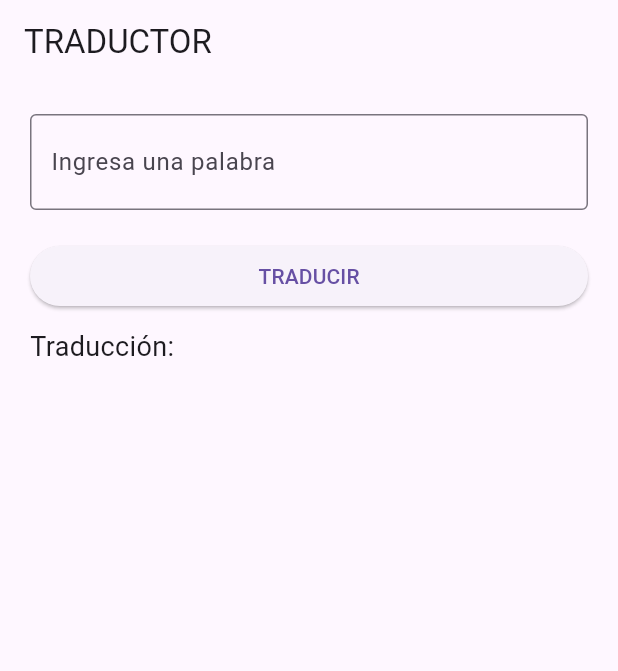
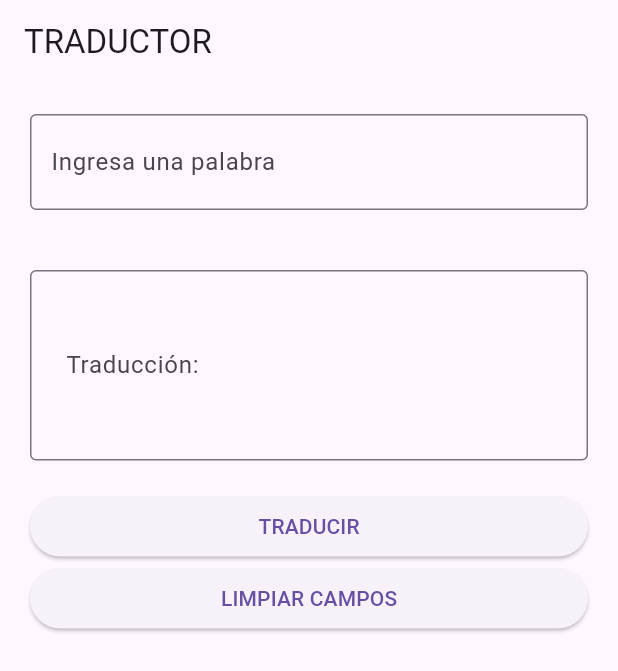
Before and after one commit to jpaco10/google_translate, a Flutter app: the screen it shows after launch, on a phone screen of 412 x 824 dp. Shown: the top 671 px of the screen. Run offline on Flutter 3.47's test engine with Material 3 defaults, Android fonts, the phone set to English and light mode, and no system bars; missing offline and left inert: google_translate.

Commit message:
cuarto commit

```diff
--- a/lib/main.dart
+++ b/lib/main.dart
@@ -17,6 +17,7 @@ class MyApp extends StatelessWidget {
   @override
   Widget build(BuildContext context) {
     return MaterialApp(
+      debugShowCheckedModeBanner: false,
       title: 'Google Translation App',
       home: TranslationPage(),
     );
@@ -24,7 +25,7 @@ class MyApp extends StatelessWidget {
 }
 
 class TranslationPage extends StatefulWidget {
-  const TranslationPage({super.key});
+  const TranslationPage({Key? key}) : super(key: key);
 
   @override
   _TranslationPageState createState() => _TranslationPageState();
@@ -33,12 +34,21 @@ class TranslationPage extends StatefulWidget {
 class _TranslationPageState extends State<TranslationPage> {
   String _inputText = '';
   String _translatedText = '';
+  final TextEditingController _textEditingController = TextEditingController();
 
   void _translateText() {
     _inputText.translate().then((translatedText) {
       setState(() {
         _translatedText = translatedText;
       });
+    });
+  }
+
+  void _clearFields() {
+    setState(() {
+      _inputText = '';
+      _translatedText = '';
+      _textEditingController.clear();
     });
   }
 
@@ -53,26 +63,13 @@ class _TranslationPageState extends State<TranslationPage> {
         child: Column(
           crossAxisAlignment: CrossAxisAlignment.stretch,
           children: [
-            /*  TextField(
-              decoration:
-                  const InputDecoration(labelText: 'Ingresa una palabra'),
-              onChanged: (value) {
-                setState(() {
-                  _inputText = value;
-                });
-              },
-            ), */
-
             TextField(
-              decoration: InputDecoration(
+              controller: _textEditingController,
+              decoration: const InputDecoration(
                 labelText: 'Ingresa una palabra',
-                border:
-                    OutlineInputBorder(), // Añade un borde alrededor del campo de texto
-                contentPadding: EdgeInsets.symmetric(
-                    vertical: 20,
-                    horizontal:
-                        10), // Ajusta el relleno interno del campo de texto
-                // Otros ajustes de estilo aquí, como color del texto, color del borde, etc.
+                border: OutlineInputBorder(),
+                contentPadding:
+                    EdgeInsets.symmetric(vertical: 20, horizontal: 10),
               ),
               onChanged: (value) {
                 setState(() {
@@ -80,15 +77,28 @@ class _TranslationPageState extends State<TranslationPage> {
                 });
               },
             ),
+            SizedBox(height: 40),
+            TextField(
+              readOnly: true, // Para hacer el campo de texto no editable
+              controller: TextEditingController(text: '$_translatedText'),
+              style: TextStyle(fontSize: 18),
+              decoration: InputDecoration(
+                contentPadding:
+                    EdgeInsets.symmetric(horizontal: 20, vertical: 50),
+                border:
+                    OutlineInputBorder(), // Agrega un borde alrededor del campo de texto
+                labelText:
+                    'Traducción:', // Agrega una etiqueta al campo de texto
+              ),
+            ),
             SizedBox(height: 20),
             ElevatedButton(
               onPressed: _translateText,
               child: Text('TRADUCIR'),
             ),
-            SizedBox(height: 10),
-            Text(
-              'Traducción: $_translatedText',
-              style: TextStyle(fontSize: 18),
+            ElevatedButton(
+              onPressed: _clearFields,
+              child: Text('LIMPIAR CAMPOS'),
             ),
           ],
         ),
```
Also changed, not shown: pubspec.lock.
